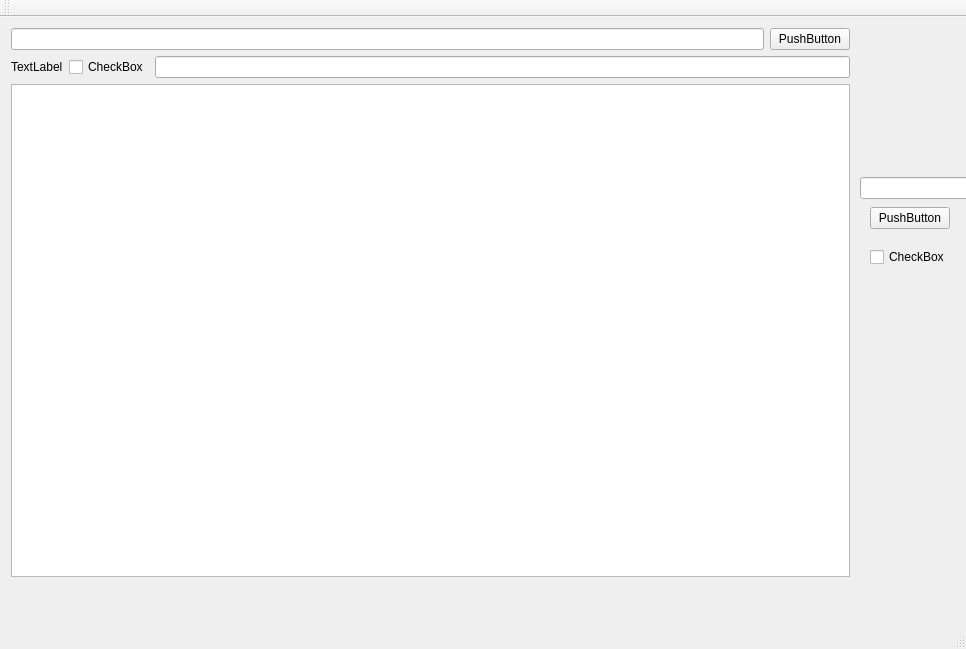
The window that mainwindow.ui (pzins/Grep) describes before a commit, drawn with Qt 5.
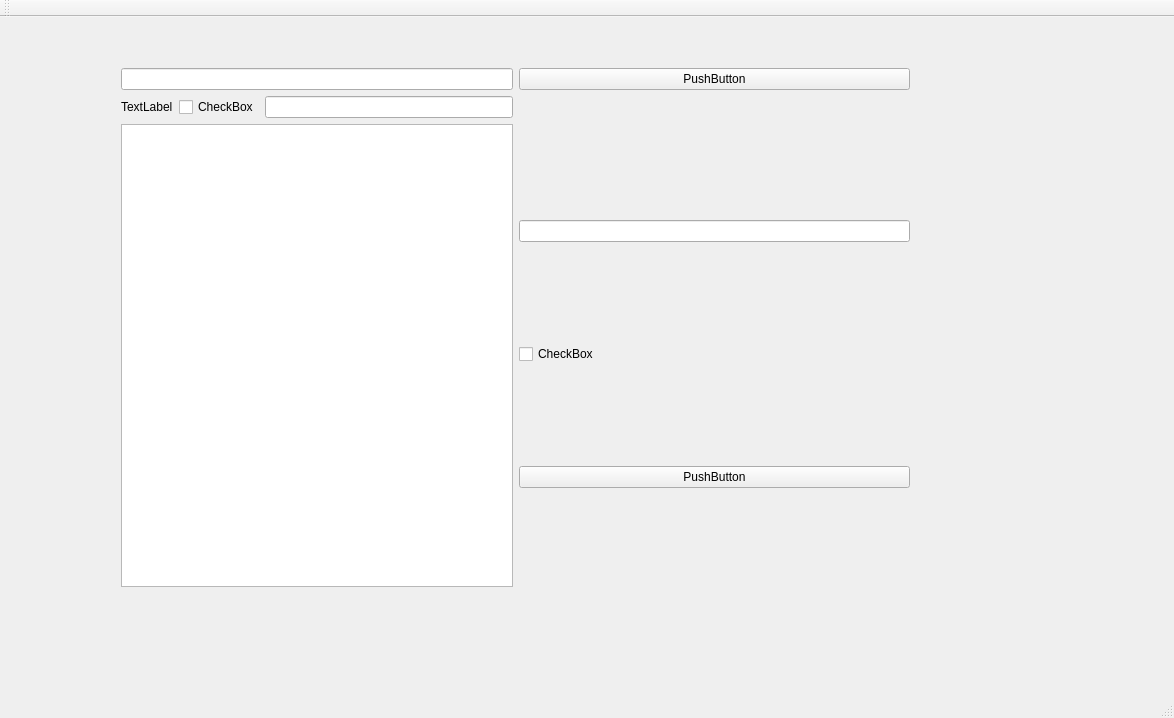
The same window after the commit.

Commit message: reorganize widget with grid layout

```diff
--- a/mainwindow.ui
+++ b/mainwindow.ui
@@ -6,8 +6,8 @@
    <rect>
     <x>0</x>
     <y>0</y>
-    <width>966</width>
-    <height>649</height>
+    <width>1174</width>
+    <height>718</height>
    </rect>
   </property>
   <property name="windowTitle">
@@ -17,95 +17,76 @@
    <widget class="QWidget" name="layoutWidget">
     <property name="geometry">
      <rect>
-      <x>0</x>
-      <y>0</y>
-      <width>861</width>
-      <height>571</height>
+      <x>110</x>
+      <y>40</y>
+      <width>811</width>
+      <height>541</height>
      </rect>
     </property>
-    <layout class="QVBoxLayout" name="verticalLayout">
-     <item>
-      <layout class="QHBoxLayout" name="horizontalLayout">
+    <layout class="QGridLayout" name="gridLayout">
+     <item row="3" column="0">
+      <widget class="QPlainTextEdit" name="results_plain_text"/>
+     </item>
+     <item row="0" column="0">
+      <widget class="QLineEdit" name="command_line_edit"/>
+     </item>
+     <item row="0" column="2">
+      <widget class="QPushButton" name="command_push_button">
+       <property name="text">
+        <string>PushButton</string>
+       </property>
+       <property name="autoDefault">
+        <bool>true</bool>
+       </property>
+       <property name="default">
+        <bool>false</bool>
+       </property>
+      </widget>
+     </item>
+     <item row="3" column="2">
+      <layout class="QVBoxLayout" name="verticalLayout">
        <item>
-        <widget class="QLineEdit" name="lineEdit"/>
+        <widget class="QLineEdit" name="result_line_edit"/>
        </item>
        <item>
-        <widget class="QPushButton" name="pushButton">
+        <widget class="QCheckBox" name="result_case_checkbox">
+         <property name="text">
+          <string>CheckBox</string>
+         </property>
+        </widget>
+       </item>
+       <item>
+        <widget class="QPushButton" name="result_search_push_button">
          <property name="text">
           <string>PushButton</string>
          </property>
-         <property name="autoDefault">
-          <bool>true</bool>
-         </property>
-         <property name="default">
-          <bool>false</bool>
-         </property>
         </widget>
        </item>
       </layout>
      </item>
-     <item>
-      <layout class="QHBoxLayout" name="horizontalLayout_2">
+     <item row="2" column="0">
+      <layout class="QHBoxLayout" name="horizontalLayout">
        <item>
-        <widget class="QLabel" name="label">
+        <widget class="QLabel" name="grep_label">
          <property name="text">
           <string>TextLabel</string>
          </property>
         </widget>
        </item>
        <item>
-        <widget class="QCheckBox" name="checkBox">
+        <widget class="QCheckBox" name="grep_case_check_box">
          <property name="text">
           <string>CheckBox</string>
          </property>
         </widget>
        </item>
        <item>
-        <widget class="QLineEdit" name="lineEdit_2"/>
+        <widget class="QLineEdit" name="grep_arg_line_edit"/>
        </item>
       </layout>
      </item>
-     <item>
-      <widget class="QPlainTextEdit" name="plainTextEdit"/>
-     </item>
     </layout>
    </widget>
-   <widget class="QLineEdit" name="lineEdit_3">
-    <property name="geometry">
-     <rect>
-      <x>860</x>
-      <y>160</y>
-      <width>113</width>
-      <height>22</height>
-     </rect>
-    </property>
-   </widget>
-   <widget class="QPushButton" name="pushButton_2">
-    <property name="geometry">
-     <rect>
-      <x>870</x>
-      <y>190</y>
-      <width>80</width>
-      <height>22</height>
-     </rect>
-    </property>
-    <property name="text">
-     <string>PushButton</string>
-    </property>
-   </widget>
-   <widget class="QCheckBox" name="checkBox_2">
-    <property name="geometry">
-     <rect>
-      <x>870</x>
-      <y>230</y>
-      <width>85</width>
-      <height>20</height>
-     </rect>
-    </property>
-    <property name="text">
-     <string>CheckBox</string>
-    </property>
-   </widget>
   </widget>
   <widget class="QMenuBar" name="menuBar">
    <property name="geometry">
```
Left out of the diff: 4 changed lines with no effect on the pictures. The commit also changes 4 other files.
